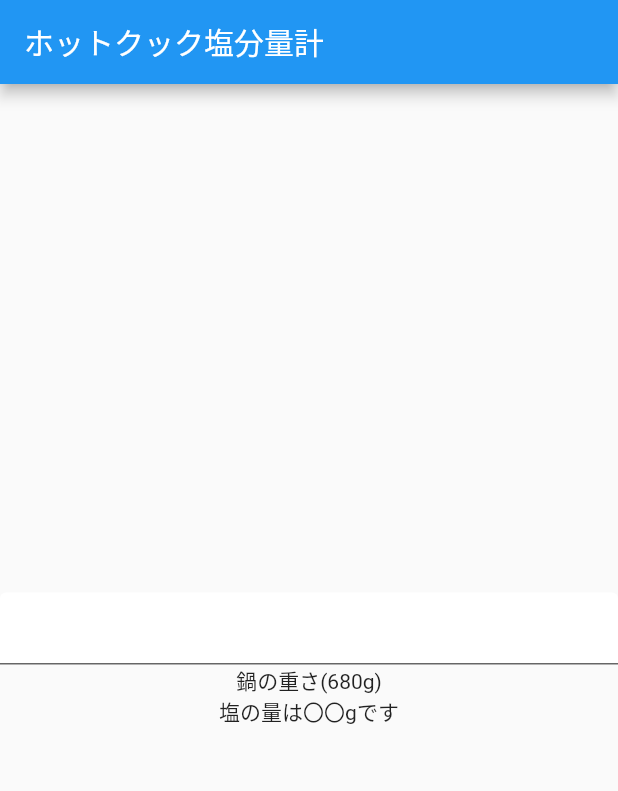
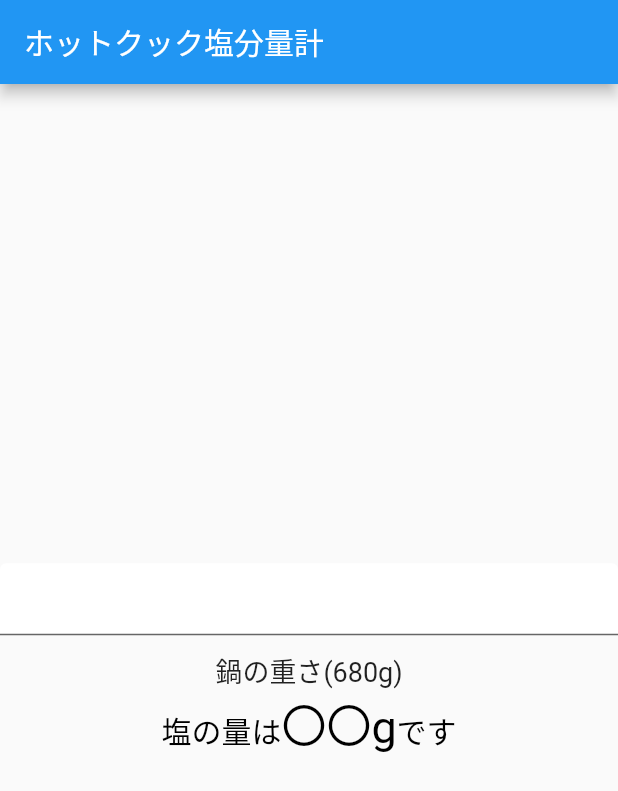
Before and after one commit to ntsts03/hotcookCalculator, a Flutter app: the screen it shows after launch, on a phone screen of 412 x 824 dp. Shown: the top 791 px of the screen. Run offline on Flutter 3.47's test engine with Material 2 defaults, Android fonts, the phone set to English and light mode, and no system bars.

Commit message:
文字を装飾

```diff
--- a/lib/main.dart
+++ b/lib/main.dart
@@ -30,6 +30,7 @@
   void foodWeightCalc(double allWeight) {
     foodWeight = allWeight - podWeight;
   }
+
   void soltWeightCalc(double foodWeight) {
     // ignore: unused_local_variable
     soltWeight = (foodWeight * 0.006).toStringAsFixed(1);
@@ -43,7 +44,7 @@
       ),
       body: Center(
         child: Column(
-            mainAxisSize: MainAxisSize.min,
+          mainAxisSize: MainAxisSize.min,
           children: [
             TextFormField(
               keyboardType: TextInputType.number,
@@ -58,8 +59,29 @@
                 print(allWeight);
               },
             ),
-            const Text('鍋の重さ(680g)'),
-            Text('塩の量は${soltWeight}gです'),
+            const SizedBox(
+              height: 10,
+            ),
+            const Text(
+              '鍋の重さ(680g)',
+              style: TextStyle(fontSize: 18),
+            ),
+            RichText(
+              text: TextSpan(
+                style: const TextStyle(color: Colors.black, fontSize: 20),
+                children: [
+                  const TextSpan(text: '塩の量は'),
+                  TextSpan(
+                    text: '${soltWeight}g',
+                    style: const TextStyle(
+                      fontSize: 30,
+                      // fontWeight: FontWeight.bold,
+                    ),
+                  ),
+                  const TextSpan(text: 'です'),
+                ],
+              ),
+            ),
           ],
         ),
       ),
```
